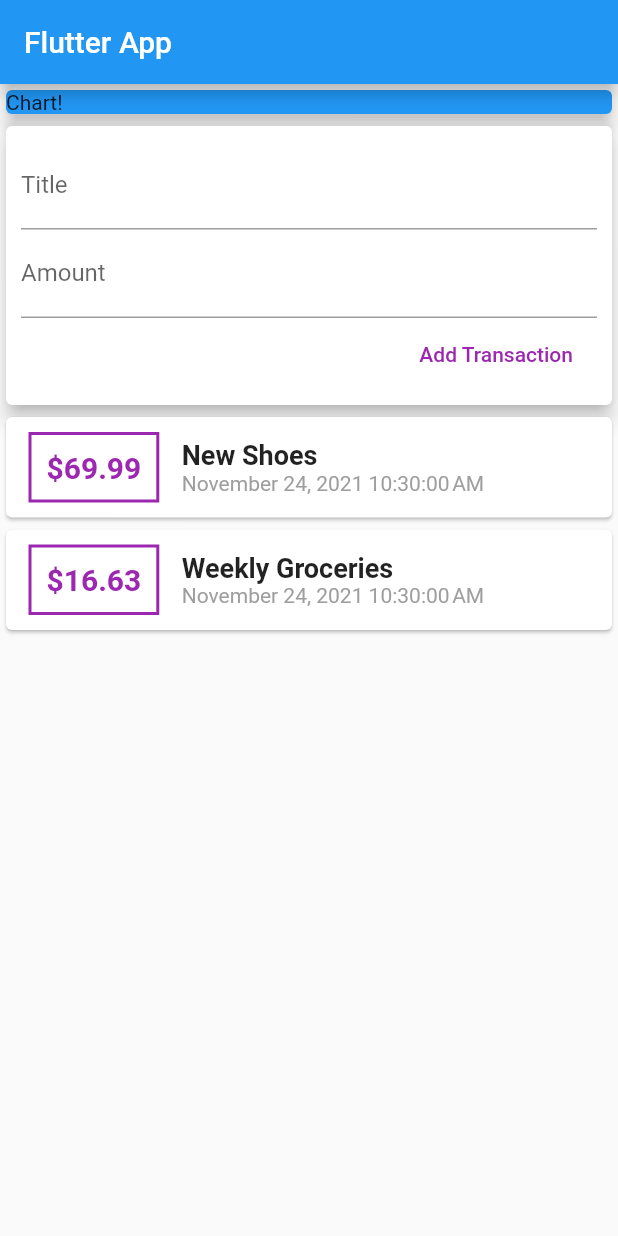
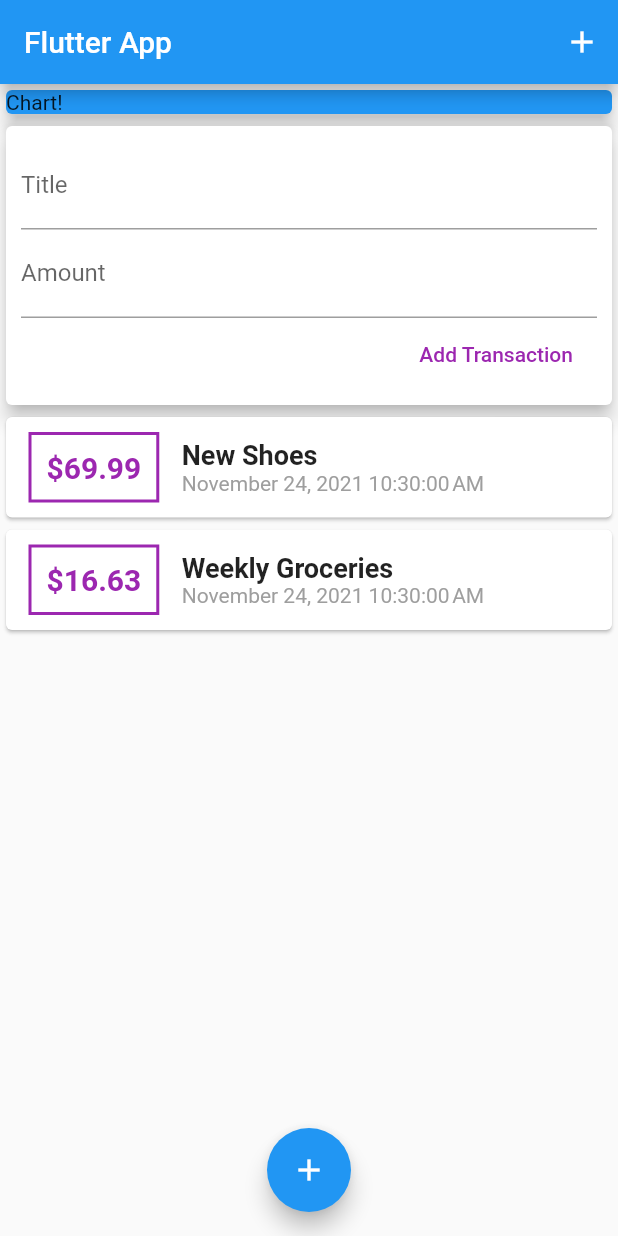
Before and after one commit to dksalsgus/flutter_planning, a Flutter app: the screen it shows after launch, on a phone screen of 412 x 824 dp. Run offline on Flutter 3.47's test engine with Material 2 defaults, Android fonts, the light colour scheme and no system bars.

Commit message:
FloatingAction button add

```diff
--- a/lib/main.dart
+++ b/lib/main.dart
@@ -19,6 +19,12 @@ class MyHomePage extends StatelessWidget {
     return Scaffold(
       appBar: AppBar(
         title: Text('Flutter App'),
+        actions: [
+          IconButton(
+            icon: Icon(Icons.add),
+            onPressed: () {},
+          )
+        ],
       ),
       body: SingleChildScrollView(
         child: Column(
@@ -36,6 +42,12 @@ class MyHomePage extends StatelessWidget {
             UserTransaction()
           ],
         ),
-        ));
+      ),
+      floatingActionButton: FloatingActionButton(
+        child: Icon(Icons.add),
+        onPressed: () {},
+      ),
+      floatingActionButtonLocation: FloatingActionButtonLocation.centerFloat,
+    );
   }
 }
```
Lines whose indentation alone changed are shown as unchanged.
